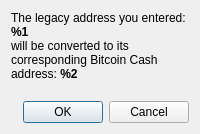
Before: the Qt Designer form src/qt/forms/legacyaddressconvertdialog.ui in lambdablockchain/lambda-node, drawn with Qt 5.
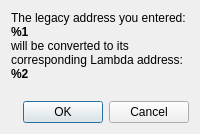
After: the same form once the commit is applied.

Commit message: lambda blockchain launch

What changed in the file:
```diff
--- a/src/qt/forms/legacyaddressconvertdialog.ui
+++ b/src/qt/forms/legacyaddressconvertdialog.ui
@@ -12,7 +12,7 @@
       <bool>true</bool>
      </property>
      <property name="text">
-      <string>The legacy address you entered: &lt;b&gt;%1&lt;/b&gt;&lt;br&gt;will be converted to its corresponding Bitcoin Cash address: &lt;b&gt;%2&lt;/b&gt;</string>
+      <string>The legacy address you entered: &lt;b&gt;%1&lt;/b&gt;&lt;br&gt;will be converted to its corresponding Lambda address: &lt;b&gt;%2&lt;/b&gt;</string>
      </property>
     </widget>
    </item>
```
The commit also changes 3360 other files.
